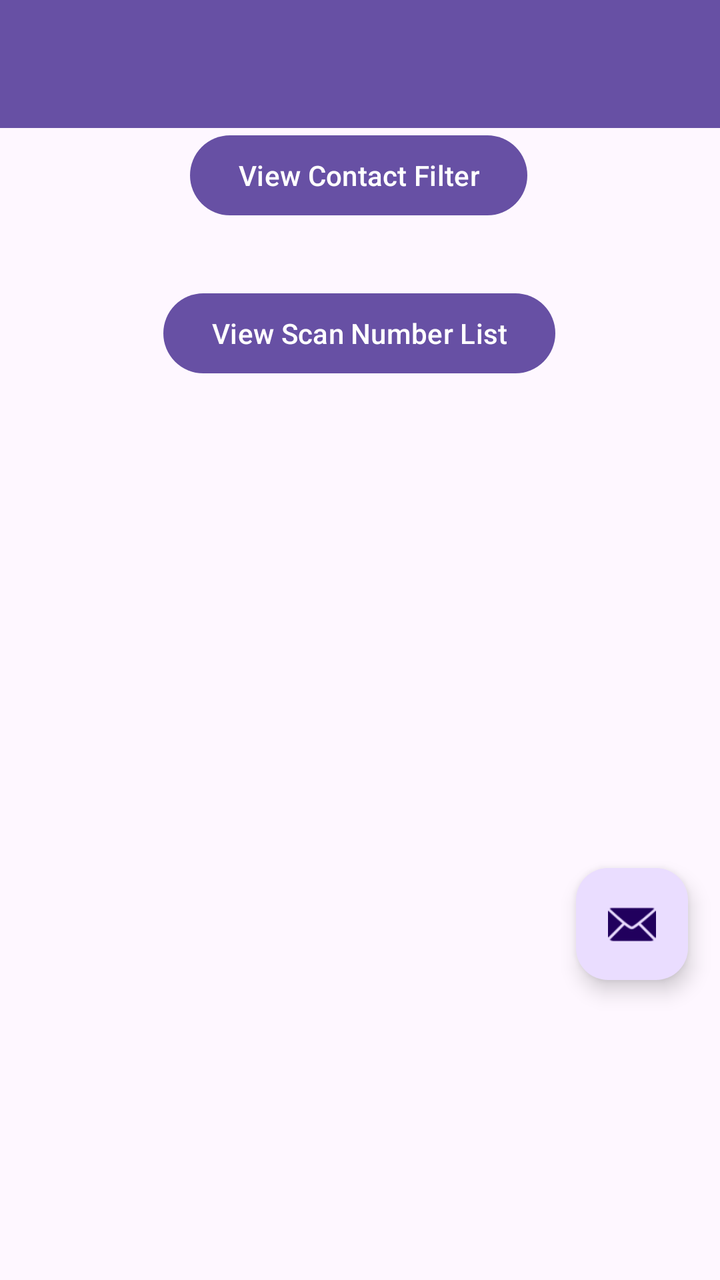
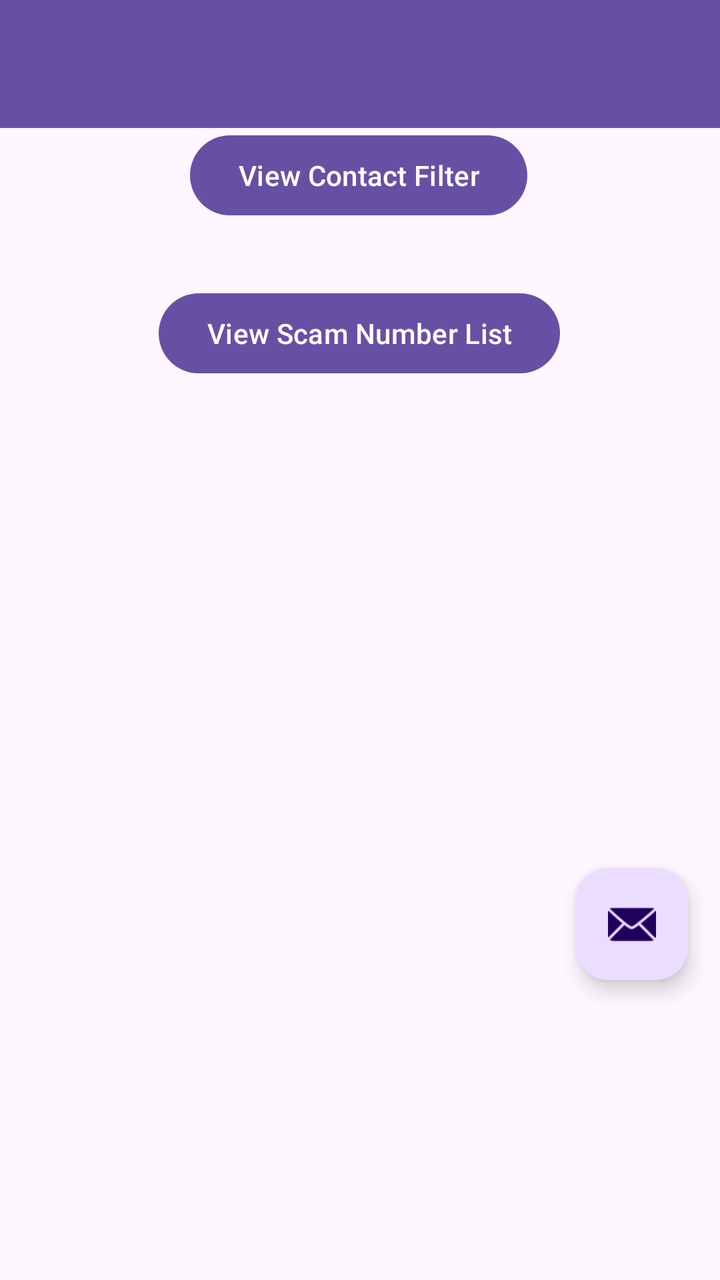

Compare the two renders of this Android layout. The source of the first and the diff that turns it into the second are given below.
<!-- AndroidManifest.xml: application theme Theme.ScamCallDetector -->
<!-- res/layout/activity_app_settings.xml -->
<?xml version="1.0" encoding="utf-8"?>
<androidx.constraintlayout.widget.ConstraintLayout xmlns:android="http://schemas.android.com/apk/res/android"
    xmlns:app="http://schemas.android.com/apk/res-auto"
    xmlns:tools="http://schemas.android.com/tools"
    android:id="@+id/main"
    android:layout_width="match_parent"
    android:layout_height="match_parent"
    tools:context=".AppSettings">

    <include layout="@layout/nav_bars" />

    <androidx.constraintlayout.widget.ConstraintLayout
        android:layout_width="match_parent"
        android:layout_height="match_parent">

        <Button
            android:id="@+id/contact_filter"
            android:layout_width="wrap_content"
            android:layout_height="wrap_content"
            android:layout_marginBottom="31dp"
            android:text="View Contact Filter"
            app:layout_constraintBottom_toTopOf="@+id/view_scam_numbers"
            app:layout_constraintEnd_toEndOf="parent"
            app:layout_constraintHorizontal_bias="0.497"
            app:layout_constraintStart_toStartOf="parent"
            app:layout_constraintTop_toTopOf="parent"
            app:layout_constraintVertical_bias="1.0" />

        <Button
            android:id="@+id/view_scam_numbers"
            android:layout_width="wrap_content"
            android:layout_height="wrap_content"
            android:text="View Scan Number List"
            app:layout_constraintBottom_toBottomOf="parent"
            app:layout_constraintEnd_toEndOf="parent"
            app:layout_constraintHorizontal_bias="0.497"
            app:layout_constraintStart_toStartOf="parent"
            app:layout_constraintTop_toTopOf="parent"
            app:layout_constraintVertical_bias="0.241" />

        <com.google.android.material.floatingactionbutton.FloatingActionButton
            android:id="@+id/fab"
            android:layout_width="wrap_content"
            android:layout_height="wrap_content"
            android:layout_gravity="bottom|end"
            android:layout_marginEnd="@dimen/fab_margin"
            android:layout_marginBottom="150dp"
            app:srcCompat="@android:drawable/ic_dialog_email"
            app:layout_constraintBottom_toBottomOf="parent"
            app:layout_constraintEnd_toEndOf="parent"
            />

        <Button
            android:id="@+id/voicemail_button"
            android:layout_width="wrap_content"
            android:layout_height="wrap_content"
            android:layout_marginTop="80dp"
            android:layout_marginBottom="280dp"
            android:text="View Voicemails"
            android:visibility="gone"
            app:layout_constraintBottom_toBottomOf="parent"
            app:layout_constraintEnd_toEndOf="parent"
            app:layout_constraintHorizontal_bias="0.498"
            app:layout_constraintStart_toStartOf="parent"
            app:layout_constraintTop_toTopOf="@+id/view_scam_numbers"
            app:layout_constraintVertical_bias="0.0" />
    </androidx.constraintlayout.widget.ConstraintLayout>
</androidx.constraintlayout.widget.ConstraintLayout>
<!-- res/layout/nav_bars.xml (included above) -->
<?xml version="1.0" encoding="utf-8"?>
<androidx.constraintlayout.widget.ConstraintLayout xmlns:android="http://schemas.android.com/apk/res/android"
    xmlns:app="http://schemas.android.com/apk/res-auto"
    xmlns:tools="http://schemas.android.com/tools"
    android:layout_width="match_parent"
    android:layout_height="match_parent">

    <androidx.appcompat.widget.Toolbar
        android:id="@+id/toolbar3"
        android:layout_width="match_parent"
        android:layout_height="wrap_content"
        android:background="?attr/colorPrimary"
        android:minHeight="?attr/actionBarSize"
        android:theme="?attr/actionBarTheme"
        app:layout_constraintBottom_toBottomOf="parent"
        app:layout_constraintEnd_toEndOf="parent"
        app:layout_constraintHorizontal_bias="1.0"
        app:layout_constraintStart_toStartOf="parent"
        app:layout_constraintTop_toTopOf="parent"
        app:layout_constraintVertical_bias="0.0" />

    <com.google.android.material.bottomnavigation.BottomNavigationView
        android:id="@+id/bottomNavigationView"
        android:layout_width="match_parent"
        android:layout_height="wrap_content"
        android:layout_marginTop="586dp"
        app:labelVisibilityMode="labeled"
        app:layout_constraintBottom_toBottomOf="parent"
        app:layout_constraintEnd_toEndOf="parent"
        app:layout_constraintHorizontal_bias="0.0"
        app:layout_constraintStart_toStartOf="parent"
        app:layout_constraintTop_toBottomOf="@+id/toolbar3"
        app:layout_constraintVertical_bias="1.0"
        app:menu="@menu/menu_scam_call" />

</androidx.constraintlayout.widget.ConstraintLayout>
<!-- resources referenced by this layout -->
<resources>
  <dimen name="fab_margin">16dp</dimen>
  <style name="Theme.ScamCallDetector" parent="Base.Theme.ScamCallDetector" />
  <style name="Base.Theme.ScamCallDetector" parent="Theme.Material3.DayNight.NoActionBar">
          
          
      </style>
</resources>

<!-- the commit's change to res/layout/activity_app_settings.xml (unified diff, before → after) -->
@@ -30,7 +30,7 @@
             android:id="@+id/view_scam_numbers"
             android:layout_width="wrap_content"
             android:layout_height="wrap_content"
-            android:text="View Scan Number List"
+            android:text="View Scam Number List"
             app:layout_constraintBottom_toBottomOf="parent"
             app:layout_constraintEnd_toEndOf="parent"
             app:layout_constraintHorizontal_bias="0.497"
